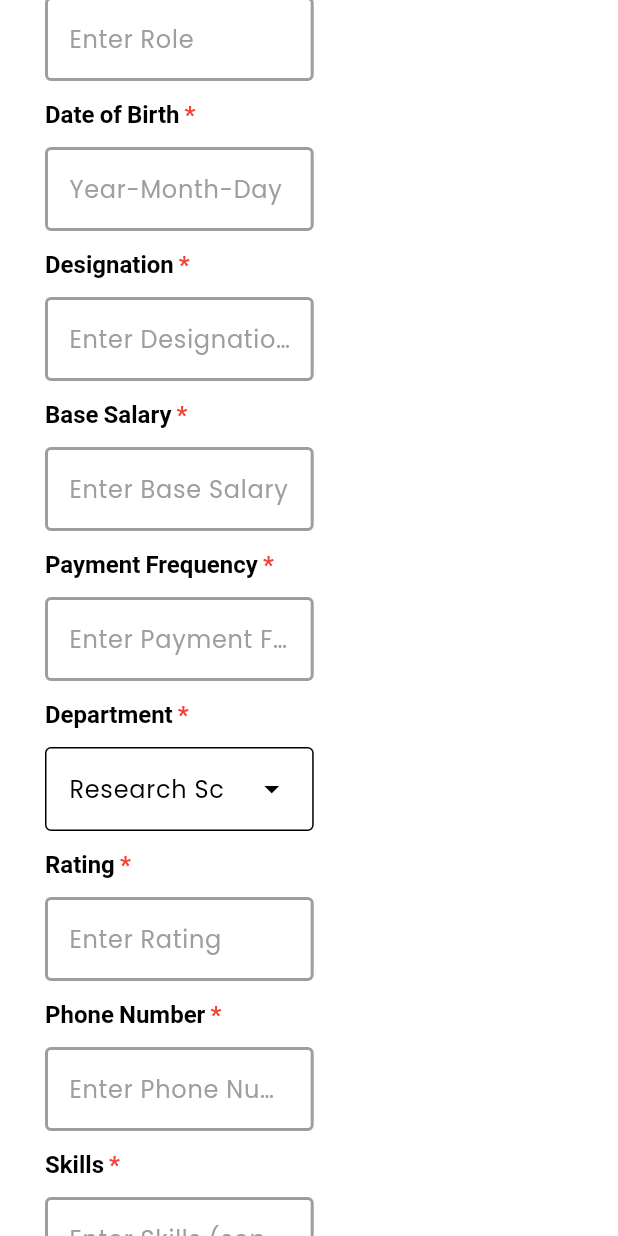
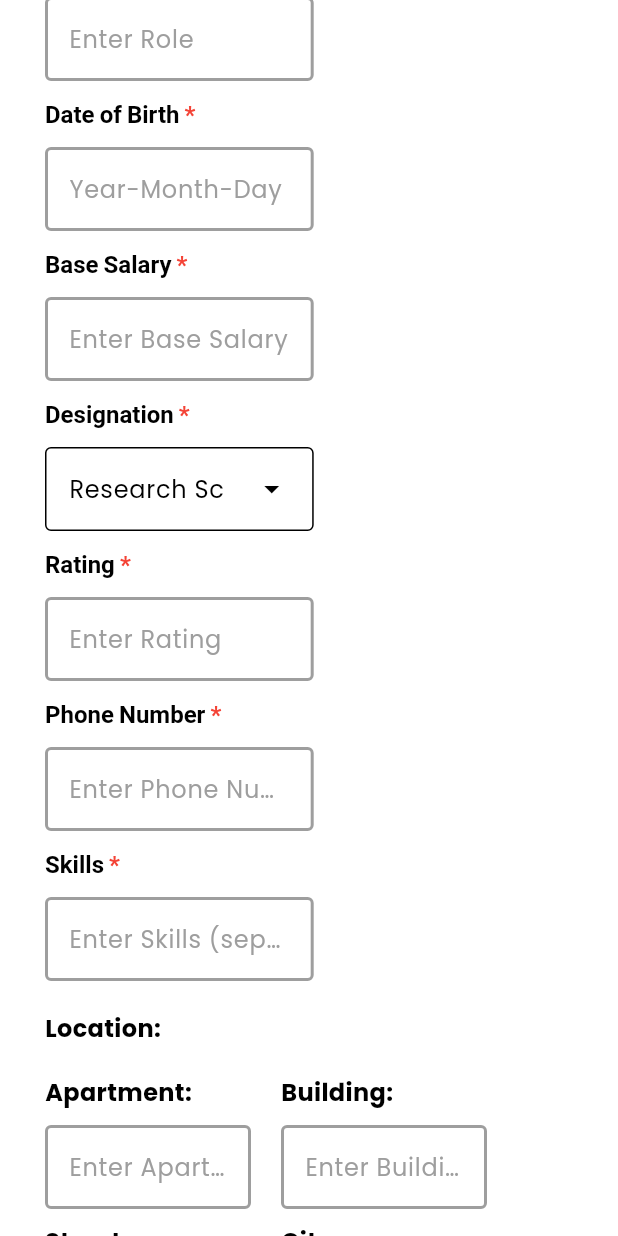
Before and after one commit to kaiumallimon/pharmbrew, a Flutter app: the AddEmployee widget shown alone on an empty page, opened directly, scrolled down 576 dp, on a phone screen of 412 x 824 dp. Run offline on Flutter 3.47's test engine with Material 3 defaults, Android fonts, the phone set to English and light mode, and no system bars; our stand-ins replace blur, email_validator, google_fonts, image_picker, lottie, shared_preferences; missing offline and left inert: dart:html, email_otp, mailer; accounts and stored records are empty; network calls fail; project files that could hold a hidden picture were left out.

Commit message:
login fix, loading screen and add employee fix in administrator dashboard

```diff
--- a/lib/screens/views/dash_ui/_add_employee.dart
+++ b/lib/screens/views/dash_ui/_add_employee.dart
@@ -33,11 +33,11 @@ class _AddEmployeeState extends State<AddEmployee> {
   final TextEditingController _emailController = TextEditingController();
   final TextEditingController _verificationController = TextEditingController();
   final TextEditingController _dobController = TextEditingController();
-  final TextEditingController _designationController = TextEditingController();
+  // final TextEditingController _designationController = TextEditingController();
   final TextEditingController _baseSalaryController = TextEditingController();
-  final TextEditingController _paymentFrequencyController =
-      TextEditingController();
-  final TextEditingController _departmentController = TextEditingController();
+  // final TextEditingController _paymentFrequencyController =
+  //     TextEditingController();
+  // final TextEditingController _departmentController = TextEditingController();
   final TextEditingController _ratingController = TextEditingController();
   final TextEditingController _phoneNumberController = TextEditingController();
   final TextEditingController _skillsController = TextEditingController();
@@ -238,14 +238,14 @@ class _AddEmployeeState extends State<AddEmployee> {
                   title: 'Date of Birth',
                   hintText: 'Year-Month-Day',
                 ),
-                const SizedBox(
-                  height: 10,
-                ),
-                AddEmployeeTextBoxes(
-                  controller: _designationController,
-                  title: 'Designation',
-                  hintText: 'Enter Designation',
-                ),
+                // const SizedBox(
+                //   height: 10,
+                // ),
+                // AddEmployeeTextBoxes(
+                //   controller: _designationController,
+                //   title: 'Designation',
+                //   hintText: 'Enter Designation',
+                // ),
                 const SizedBox(
                   height: 10,
                 ),
@@ -257,14 +257,14 @@ class _AddEmployeeState extends State<AddEmployee> {
                 const SizedBox(
                   height: 10,
                 ),
-                AddEmployeeTextBoxes(
-                  controller: _paymentFrequencyController,
-                  title: 'Payment Frequency',
-                  hintText: 'Enter Payment Frequency',
-                ),
-                const SizedBox(
-                  height: 10,
-                ),
+                // AddEmployeeTextBoxes(
+                //   controller: _paymentFrequencyController,
+                //   title: 'Payment Frequency',
+                //   hintText: 'Enter Payment Frequency',
+                // ),
+                // const SizedBox(
+                //   height: 10,
+                // ),
                 // AddEmployeeTextBoxes(
                 //   controller: _departmentController,
                 //   title: 'Department',
@@ -281,7 +281,7 @@ class _AddEmployeeState extends State<AddEmployee> {
                           children: [
                             RichText(
                               text: const TextSpan(
-                                text: "Department",
+                                text: "Designation",
                                 style: TextStyle(
                                     fontSize: 16,
                                     color: Colors.black,
@@ -636,16 +636,16 @@ class _AddEmployeeState extends State<AddEmployee> {
                                   .trim();
                               String dob =
                                   _dobController.text.toString().trim();
-                              String designation =
-                                  _designationController.text.toString().trim();
+                              // String designation =
+                              //     _designationController.text.toString().trim();
                               String baseSalary =
                                   _baseSalaryController.text.toString().trim();
-                              String paymentFrequency =
-                                  _paymentFrequencyController.text
-                                      .toString()
-                                      .trim();
-                              String department =
-                                  _departmentController.text.toString().trim();
+                              // String paymentFrequency =
+                              //     _paymentFrequencyController.text
+                              //         .toString()
+                              //         .trim();
+                              // String department =
+                              //     _departmentController.text.toString().trim();
                               String rating =
                                   _ratingController.text.toString().trim();
                               String phoneNumber =
@@ -672,12 +672,12 @@ class _AddEmployeeState extends State<AddEmployee> {
                                   _emailController.text.trim().isEmpty ||
                                   _verificationController.text.trim().isEmpty ||
                                   _dobController.text.trim().isEmpty ||
-                                  _designationController.text.trim().isEmpty ||
-                                  _baseSalaryController.text.trim().isEmpty ||
-                                  _paymentFrequencyController.text
-                                      .trim()
-                                      .isEmpty ||
-                                  _departmentController.text.trim().isEmpty ||
+                                  // _designationController.text.trim().isEmpty ||
+                                  // _baseSalaryController.text.trim().isEmpty ||
+                                  // _paymentFrequencyController.text
+                                  //     .trim()
+                                  //     .isEmpty ||
+                                  // _departmentController.text.trim().isEmpty ||
                                   _ratingController.text.trim().isEmpty ||
                                   _phoneNumberController.text.trim().isEmpty ||
                                   _skillsController.text.trim().isEmpty ||
@@ -696,7 +696,7 @@ class _AddEmployeeState extends State<AddEmployee> {
                                 if (generatedOTP == verificationCode) {
                                   String password = generateRandomPassword();
 
-                                  String? department_id =
+                                  String? departmentId =
                                       getDepartmentIdByDesignation(
                                           dropDownValue);
 
@@ -704,12 +704,12 @@ class _AddEmployeeState extends State<AddEmployee> {
                                       "$fname $lname",
                                       email,
                                       dob,
-                                      designation,
+                                      dropDownValue,
                                       password,
                                       role,
                                       _image,
                                       rating,
-                                      department_id.toString(),
+                                      departmentId.toString(),
                                       skills,
                                       "$apartment, $building, $street, $city, $postalCode, $country",
                                       phoneNumber,
```
Also changed, not shown: lib/main.dart (+17 -7 lines), lib/screens/classes/_dashboard.dart (+9 -7 lines), lib/screens/views/general/_dashboard_ui.dart (+20 -10 lines), lib/screens/views/web/_dashboard_web.dart (+17 -21 lines), lib/utils/_login_click.dart (+44 -27 lines).
